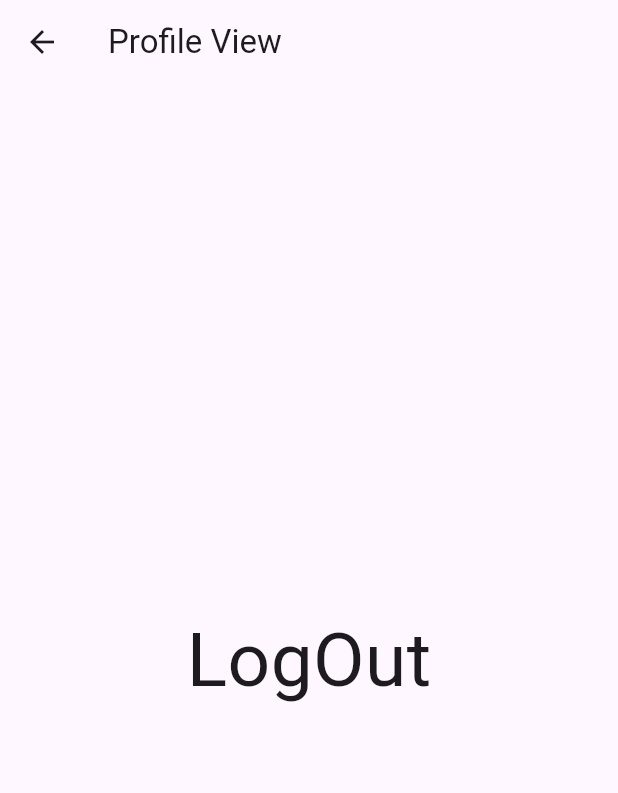
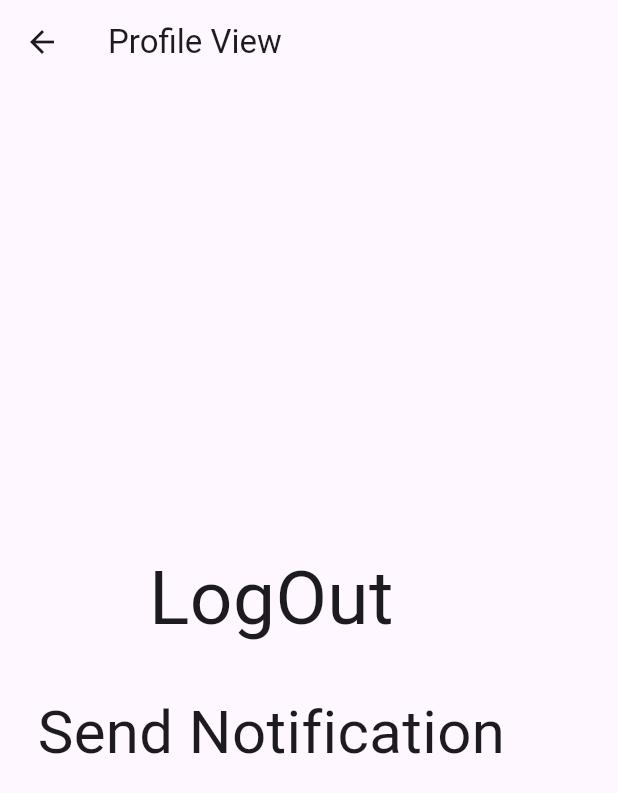
Before and after one commit to rishabhbajpai2000/ccpd_app_stacked, a Flutter app: the ProfileView screen opened by its route, on a phone screen of 412 x 824 dp. Shown: the top 793 px of the screen. Run offline on Flutter 3.47's test engine with Material 3 defaults, Android fonts, the phone set to English and light mode, and no system bars; our stand-ins replace animated_bottom_navigation_bar, file_picker, fluttertoast, freezed_annotation, loading_indicator, logger and 4 more; missing offline and left inert: onesignal_flutter; accounts and stored records are empty; network calls fail.

Commit message:
we are now able to send notifications - to a userId or a group of user IDs

```diff
--- a/lib/app/app.dart
+++ b/lib/app/app.dart
@@ -13,6 +13,7 @@ import 'package:ccpd_app_stacked/ui/views/profile/profile_view.dart';
 import 'package:ccpd_app_stacked/ui/views/job_posting/job_posting_view.dart';
 import 'package:ccpd_app_stacked/services/a_p_i_calls_service.dart';
 import 'package:ccpd_app_stacked/services/utils_service.dart';
+import 'package:ccpd_app_stacked/services/notification_service.dart';
 // @stacked-import
 
 @StackedApp(
@@ -35,6 +36,7 @@ import 'package:ccpd_app_stacked/services/utils_service.dart';
     LazySingleton(classType: LoginService),
     LazySingleton(classType: APICallsService),
     LazySingleton(classType: UtilsService),
+    LazySingleton(classType: NotificationService),
 // @stacked-service
   ],
   bottomsheets: [
--- a/lib/app/app.locator.dart
+++ b/lib/app/app.locator.dart
@@ -13,6 +13,7 @@ import 'package:stacked_shared/stacked_shared.dart';
 
 import '../services/a_p_i_calls_service.dart';
 import '../services/login_service.dart';
+import '../services/notification_service.dart';
 import '../services/utils_service.dart';
 
 final locator = StackedLocator.instance;
@@ -32,4 +33,5 @@ Future<void> setupLocator({
   locator.registerLazySingleton(() => LoginService());
   locator.registerLazySingleton(() => APICallsService());
   locator.registerLazySingleton(() => UtilsService());
+  locator.registerLazySingleton(() => NotificationService());
 }
--- a/lib/links/asset_links.dart
+++ b/lib/links/asset_links.dart
@@ -17,4 +17,5 @@ String dashboardBanner4 =
     "https://wdwtkrvlzdvakzcmoukf.supabase.co/storage/v1/object/public/Assets/CCPD/DashboardBanner4.png?";
 String dashboardBanner5 =
     "https://wdwtkrvlzdvakzcmoukf.supabase.co/storage/v1/object/public/Assets/CCPD/DashboardBanner5.png";
-String baseImageAddress = "https://wdwtkrvlzdvakzcmoukf.supabase.co/storage/v1/object/public";
+String baseImageAddress =
+    "https://wdwtkrvlzdvakzcmoukf.supabase.co/storage/v1/object/public";
--- a/lib/models/job_on_dashboard.dart
+++ b/lib/models/job_on_dashboard.dart
@@ -11,9 +11,11 @@ class JobOnDashboard with _$JobOnDashboard {
       required int registered,
       required int pending,
       required List<int> id}) = _JobOnDashboard;
-  factory JobOnDashboard.fromJson(Map<String, dynamic> json) => _$JobOnDashboardFromJson(json);
+  factory JobOnDashboard.fromJson(Map<String, dynamic> json) =>
+      _$JobOnDashboardFromJson(json);
 
   @override
-  Map<String, dynamic> toJson() => _$$JobOnDashboardImplToJson(this as _$JobOnDashboardImpl);
+  Map<String, dynamic> toJson() =>
+      _$$JobOnDashboardImplToJson(this as _$JobOnDashboardImpl);
 }
 // flutter pub run build_runner watch --delete-conflicting-outputs
--- a/lib/ui/views/home/home_view.dart
+++ b/lib/ui/views/home/home_view.dart
@@ -1,7 +1,6 @@
 import 'package:animated_bottom_navigation_bar/animated_bottom_navigation_bar.dart';
 import 'package:flutter/material.dart';
 import 'package:stacked/stacked.dart';
-
 
 import 'home_viewmodel.dart';
 
--- a/lib/ui/views/login/login_view.dart
+++ b/lib/ui/views/login/login_view.dart
@@ -74,8 +74,8 @@ class LoginView extends StackedView<LoginViewModel> with $LoginView {
                 ),
                 const SizedBox(height: 20),
                 CircularButton(
-                    text: viewModel.processing? 'Processing...' : 'Login',
-                    onPressed: () async{
+                    text: viewModel.processing ? 'Processing...' : 'Login',
+                    onPressed: () async {
                       await viewModel.saveData();
                     }),
                 SizedBox(height: 20),
--- a/lib/ui/views/profile/profile_view.dart
+++ b/lib/ui/views/profile/profile_view.dart
@@ -1,3 +1,4 @@
+import 'package:ccpd_app_stacked/ui/common/ui_helpers.dart';
 import 'package:flutter/material.dart';
 import 'package:stacked/stacked.dart';
 
@@ -19,8 +20,11 @@ class ProfileView extends StackedView<ProfileViewModel> {
       backgroundColor: Theme.of(context).colorScheme.background,
       body: Container(
         padding: const EdgeInsets.only(left: 25.0, right: 25.0),
-        child: Center(
-          child: GestureDetector(
+        child: Column(
+          mainAxisAlignment: MainAxisAlignment.center,
+          crossAxisAlignment: CrossAxisAlignment.center,
+          children: [
+            GestureDetector(
                 onTap: () {
                   viewModel.logOut();
                 },
@@ -28,6 +32,16 @@ class ProfileView extends StackedView<ProfileViewModel> {
                   "LogOut",
                   style: TextStyle(fontSize: 50),
                 )),
+            verticalSpaceMedium,
+            GestureDetector(
+                onTap: () {
+                  viewModel.sendNotification();
+                },
+                child: Text(
+                  "Send Notification",
+                  style: TextStyle(fontSize: 40),
+                )),
+          ],
         ),
       ),
     );
--- a/lib/ui/views/startup/startup_view.dart
+++ b/lib/ui/views/startup/startup_view.dart
@@ -22,7 +22,8 @@ class StartupView extends StackedView<StartupViewModel> {
           padding: const EdgeInsets.all(40.0),
           child: Stack(
             children: [
-              Positioned(top: 0, right: 0, child: Image.network(ABESLogoTransparent)),
+              Positioned(
+                  top: 0, right: 0, child: Image.network(ABESLogoTransparent)),
               const Center(
                 child: Column(
                   mainAxisSize: MainAxisSize.min,
--- a/pubspec.yaml
+++ b/pubspec.yaml
@@ -21,6 +21,7 @@ dependencies:
   freezed_annotation: ^2.4.1
   json_annotation: ^4.8.1
   loading_indicator: ^3.1.1
+  onesignal_flutter: ^5.1.6
 
 dev_dependencies:
   build_runner: ^2.4.9
```
Also changed, not shown: lib/services/notification_service.dart (added, +49 -0 lines), lib/ui/views/profile/profile_viewmodel.dart (+13 -1 lines), lib/ui/views/startup/startup_viewmodel.dart (+7 -3 lines), lib/helpers/sample_data.dart (line endings or trailing spaces), lib/ui/views/dashboard/dashboard_view.dart (indentation only), pubspec.lock, 5 other files. Lines whose indentation alone changed are shown as unchanged.
